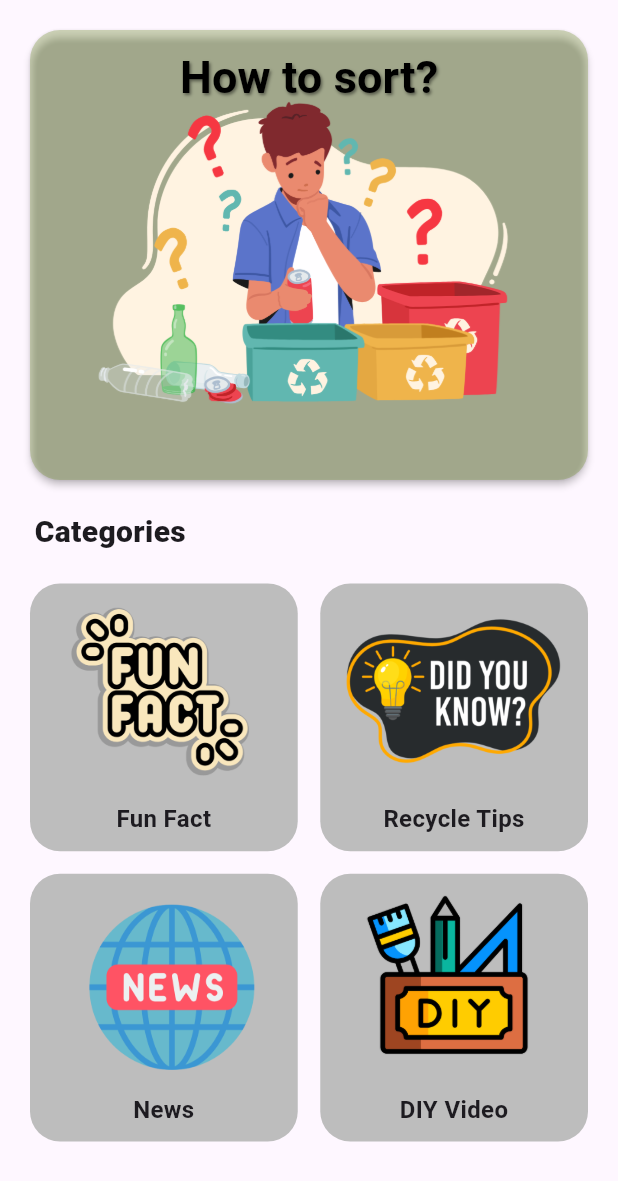
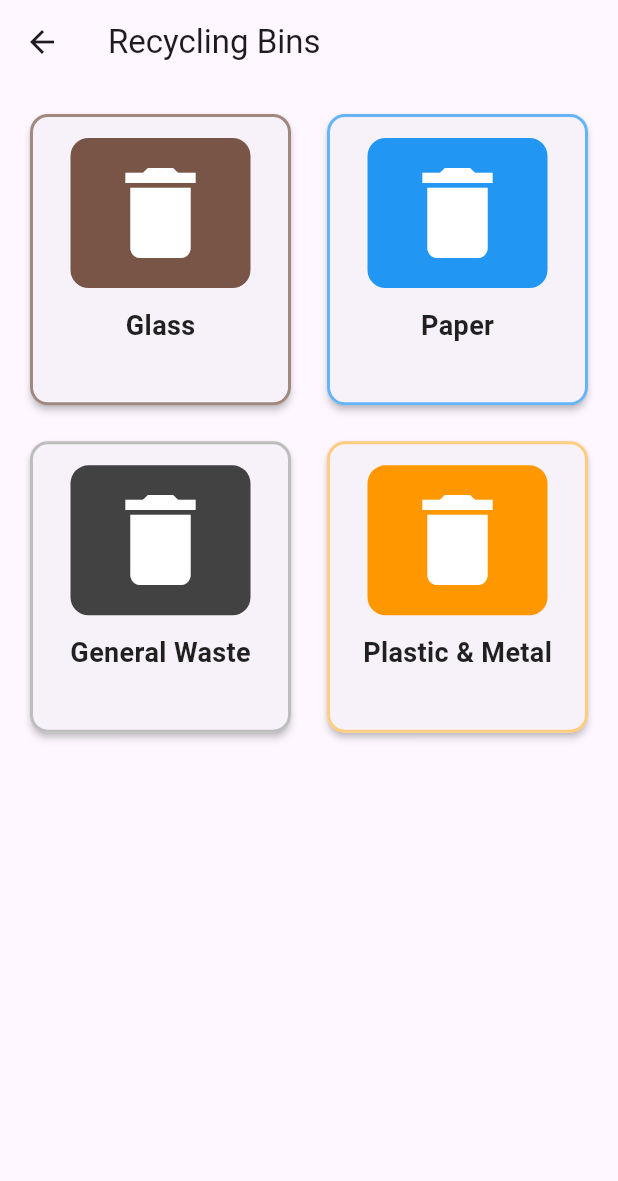
Before and after one commit to whuiii/EcoConnect, a Flutter app: the Education screen opened directly, after a tap on "How to sort?", on a phone screen of 412 x 824 dp. Shown: the top 1181 px of the screen. Run offline on Flutter 3.47's test engine with Material 3 defaults, Android fonts, the phone set to English and light mode, and no system bars; our stand-ins replace animate_do, curved_navigation_bar, flutter_bloc, get, iconsax, image_picker and 1 more.

Commit message:
- update on education.dart

```diff
--- a/lib/education.dart
+++ b/lib/education/education.dart
@@ -1,5 +1,8 @@
 import 'package:flutter/material.dart';
-import 'package:navigate/color.dart'; // Ensure this file defines the 'button' color variable
+import 'package:get/get.dart';
+import 'package:get/get_core/src/get_main.dart';
+import 'package:navigate/color.dart';
+import 'package:navigate/education/wasteSort.dart'; // Ensure this file defines the 'button' color variable
 
 class Education extends StatefulWidget {
   const Education({super.key});
@@ -62,7 +65,8 @@ class _EducationState extends State<Education> {
                     height: 300,
                     child: MaterialButton(
                       onPressed: () {
-                        print("Sorting education tapped");
+                        //print("Sorting education tapped");
+                        Get.to(WasteSort());
                       },
                       color: button.withOpacity(0.3),
                       shape: RoundedRectangleBorder(
--- /dev/null
+++ b/lib/education/glass.dart
@@ -0,0 +1,47 @@
+import 'package:flutter/material.dart';
+
+class GlassBin extends StatelessWidget {
+  const GlassBin({super.key});
+
+  @override
+  Widget build(BuildContext context) {
+    return SafeArea(
+      child: Scaffold(
+        appBar: AppBar(title: const Text("Glass")),
+        body: SingleChildScrollView(
+          padding: const EdgeInsets.all(16),
+          child: Column(
+            mainAxisAlignment: MainAxisAlignment.center,
+            children: [
+              const SizedBox(height: 10),
+              Container(
+                padding: EdgeInsets.only(top:16, left:20, right:20,bottom: 16 ),
+                width: double.infinity,
+                height: 150,
+                decoration: BoxDecoration(
+                  color: Colors.grey.shade300,
+                  borderRadius: BorderRadius.circular(20),
+                ),
+                child: Row(
+                  //mainAxisAlignment: MainAxisAlignment.spaceBetween,
+                  children: [
+                    Text("Brown Bin",
+                      style: TextStyle(fontSize: 30,
+                          fontWeight: FontWeight.w500),),
+                    SizedBox(width: 50,),
+                    Image.asset("assets/images/Glass.png"),
+                  ],
+
+                ),
+
+
+
+
+              ),
+            ],
+          ),
+        ),
+      ),
+    );
+  }
+}
--- /dev/null
+++ b/lib/education/wasteSort.dart
@@ -0,0 +1,133 @@
+import 'package:flutter/material.dart';
+import 'package:get/get.dart';
+import 'package:navigate/education/glass.dart';
+
+class WasteSort extends StatelessWidget {
+  const WasteSort({super.key});
+
+  @override
+  Widget build(BuildContext context) {
+    return Scaffold(
+      appBar: AppBar(title: const Text('Recycling Bins')),
+      body: Padding(
+        padding: const EdgeInsets.only(top: 16, right: 16, left: 16, bottom: 10),
+        child: GridView.count(
+          crossAxisCount: 2,
+          crossAxisSpacing: 16,
+          mainAxisSpacing: 16,
+          childAspectRatio: 0.9,
+          children: [
+            RecyclingBin(
+              color: 'brown',
+              label: 'Glass',
+              onTap: () => Get.to(() => const GlassBin(),transition: Transition.zoom),
+            ),
+            RecyclingBin(
+              color: 'blue',
+              label: 'Paper',
+              onTap: () => Get.to(() => const GlassBin()), // Replace with PaperBin()
+            ),
+            RecyclingBin(
+              color: 'black',
+              label: 'General Waste',
+              onTap: () => Get.to(() => const GlassBin()), // Replace with WasteBin()
+            ),
+            RecyclingBin(
+              color: 'orange',
+              label: 'Plastic & Metal',
+              onTap: () => Get.to(() => const GlassBin()), // Replace with PlasticBin()
+            ),
+          ],
+        ),
+      ),
+    );
+  }
+}
+
+class RecyclingBin extends StatelessWidget {
+  final String color;
+  final String label;
+  final VoidCallback onTap;
+
+  const RecyclingBin({
+    super.key,
+    required this.color,
+    required this.label,
+    required this.onTap,
+  });
+
+  Color _getBackgroundColor(String color) {
+    switch (color) {
+      case 'brown':
+        return Colors.brown.shade500;
+      case 'blue':
+        return Colors.blue.shade500;
+      case 'black':
+        return Colors.grey.shade800;
+      case 'orange':
+        return Colors.orange.shade500;
+      default:
+        return Colors.grey.shade300;
+    }
+  }
+
+  Color _getBorderColor(String color) {
+    switch (color) {
+      case 'brown':
+        return Colors.brown.shade300;
+      case 'blue':
+        return Colors.blue.shade300;
+      case 'black':
+        return Colors.grey.shade400;
+      case 'orange':
+        return Colors.orange.shade200;
+      default:
+        return Colors.grey.shade200;
+    }
+  }
+
+  @override
+  Widget build(BuildContext context) {
+    return InkWell(
+      onTap: onTap, // ✅ Function is triggered on tap
+      borderRadius: BorderRadius.circular(12),
+      child: Card(
+        elevation: 2,
+        shape: RoundedRectangleBorder(
+          side: BorderSide(color: _getBorderColor(color), width: 2),
+          borderRadius: BorderRadius.circular(12),
+        ),
+        child: Padding(
+          padding: const EdgeInsets.all(16),
+          child: Column(
+            mainAxisSize: MainAxisSize.min,
+            children: [
+              Container(
+                width: 120,
+                height: 100,
+                decoration: BoxDecoration(
+                  color: _getBackgroundColor(color),
+                  borderRadius: BorderRadius.circular(12),
+                ),
+                child: const Icon(
+                  Icons.delete,
+                  color: Colors.white,
+                  size: 80,
+                ),
+              ),
+              const SizedBox(height: 12),
+              Text(
+                label,
+                style: const TextStyle(
+                  fontWeight: FontWeight.bold,
+                  fontSize: 18,
+                  color: Colors.black87,
+                ),
+              ),
+            ],
+          ),
+        ),
+      ),
+    );
+  }
+}
--- a/lib/home.dart
+++ b/lib/home.dart
@@ -2,9 +2,9 @@ import 'package:curved_navigation_bar/curved_navigation_bar.dart';
 import 'package:flutter/material.dart';
 import 'package:navigate/color.dart';
 import 'package:flutter/cupertino.dart';
-import 'package:navigate/education.dart';
+import 'package:navigate/education/education.dart';
 import 'package:navigate/login.dart';
-import 'package:navigate/profile.dart';
+import 'package:navigate/profile/profile.dart';
 import 'package:navigate/ranking.dart/provider_ranking.dart';
 
 enum RankingCategory { point, weight, frequency }
--- a/lib/menu.dart
+++ b/lib/menu.dart
@@ -2,11 +2,11 @@ import 'package:curved_navigation_bar/curved_navigation_bar.dart';
 import 'package:flutter/material.dart';
 import 'package:navigate/color.dart';
 import 'package:navigate/delivery/page_delivery.dart';
-import 'package:navigate/education.dart';
+import 'package:navigate/education/education.dart';
 import 'package:navigate/forgotPassword.dart';
 import 'package:navigate/home.dart';
 import 'package:navigate/login.dart';
-import 'package:navigate/profile.dart';
+import 'package:navigate/profile/profile.dart';
 import 'package:navigate/register.dart';
 
 import 'package:provider/provider.dart';
--- a/lib/editProfile.dart
+++ b/lib/profile/editProfile.dart
@@ -5,9 +5,9 @@ import 'package:flutter/material.dart';
 import 'package:iconsax/iconsax.dart';
 import 'package:image_picker/image_picker.dart';
 
-import 'color.dart';
-import 'mainpage.dart';
-import 'utilis.dart'; // Assuming this contains your pickImage() function
+import '../color.dart';
+import '../mainpage.dart';
+import '../utilis.dart'; // Assuming this contains your pickImage() function
 
 class EditProfile extends StatefulWidget {
   @override
--- a/lib/profile.dart
+++ b/lib/profile/profile.dart
@@ -1,7 +1,7 @@
 import 'package:flutter/material.dart';
 import 'package:get/get.dart';
 import 'package:navigate/color.dart';
-import 'package:navigate/editProfile.dart';
+import 'package:navigate/profile/editProfile.dart';
 import 'package:navigate/mainpage.dart';
 
 class Profile extends StatelessWidget {
```
Also changed, not shown: assets/images/Glass.png (added).
